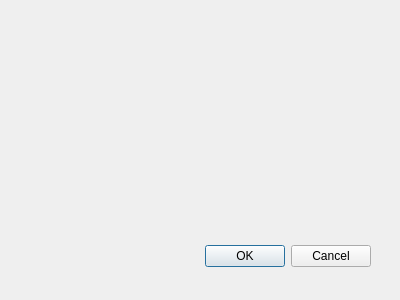
Before: the Qt Designer form entrylist.ui in celalergun/diary, drawn with Qt 5.
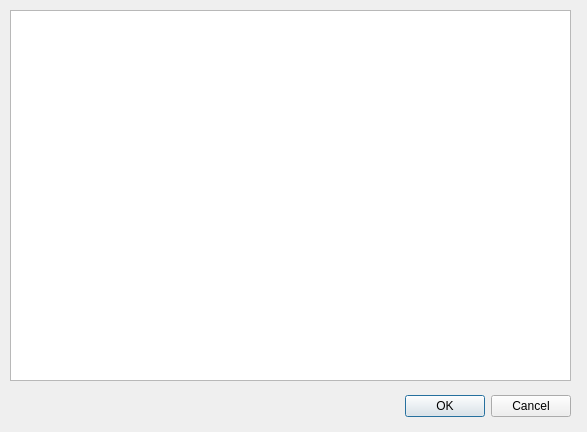
After: the same form once the commit is applied.

Commit message: Created a preferences table to keep user preferences.

```diff
--- a/entrylist.ui
+++ b/entrylist.ui
@@ -8,8 +8,8 @@
    <rect>
     <x>0</x>
     <y>0</y>
-    <width>400</width>
-    <height>300</height>
+    <width>587</width>
+    <height>432</height>
    </rect>
   </property>
   <property name="windowTitle">
@@ -18,8 +18,8 @@
   <widget name="buttonBox" class="QDialogButtonBox">
    <property name="geometry">
     <rect>
-     <x>30</x>
-     <y>240</y>
+     <x>230</x>
+     <y>390</y>
      <width>341</width>
      <height>32</height>
     </rect>
@@ -31,6 +31,16 @@
     <set>QDialogButtonBox::Cancel|QDialogButtonBox::Ok</set>
    </property>
   </widget>
+  <widget class="QTableWidget" name="tableWidget">
+   <property name="geometry">
+    <rect>
+     <x>10</x>
+     <y>10</y>
+     <width>561</width>
+     <height>371</height>
+    </rect>
+   </property>
+  </widget>
  </widget>
  <pixmapfunction/>
  <resources/>
```
Left out of the diff: 9 changed lines with no effect on the pictures. The commit also changes 8 other files.
